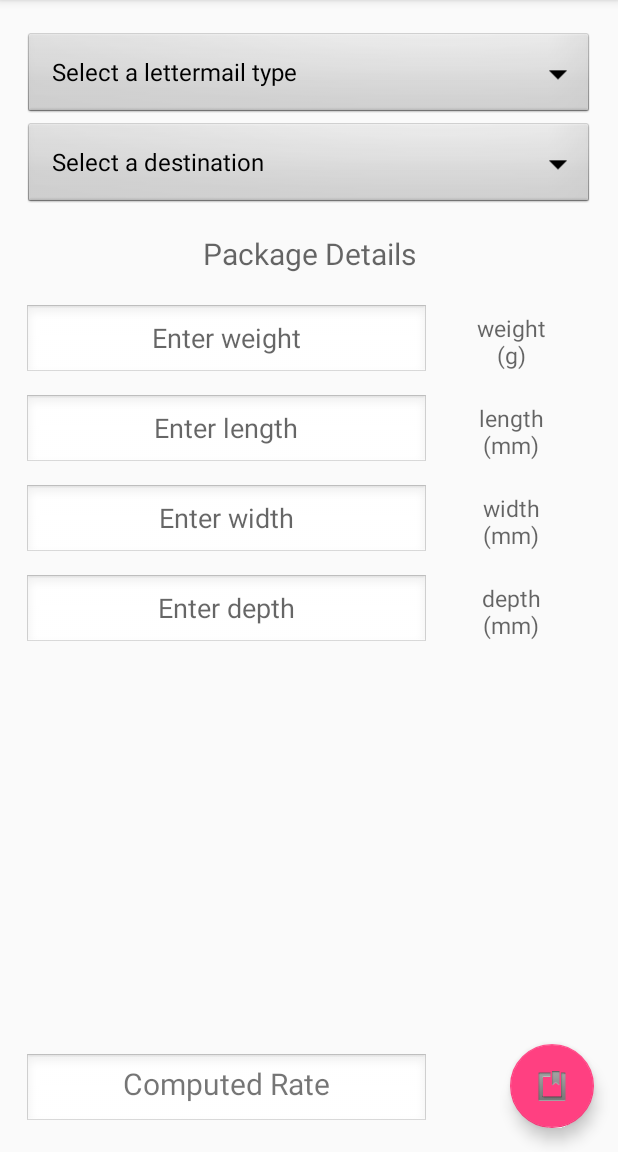
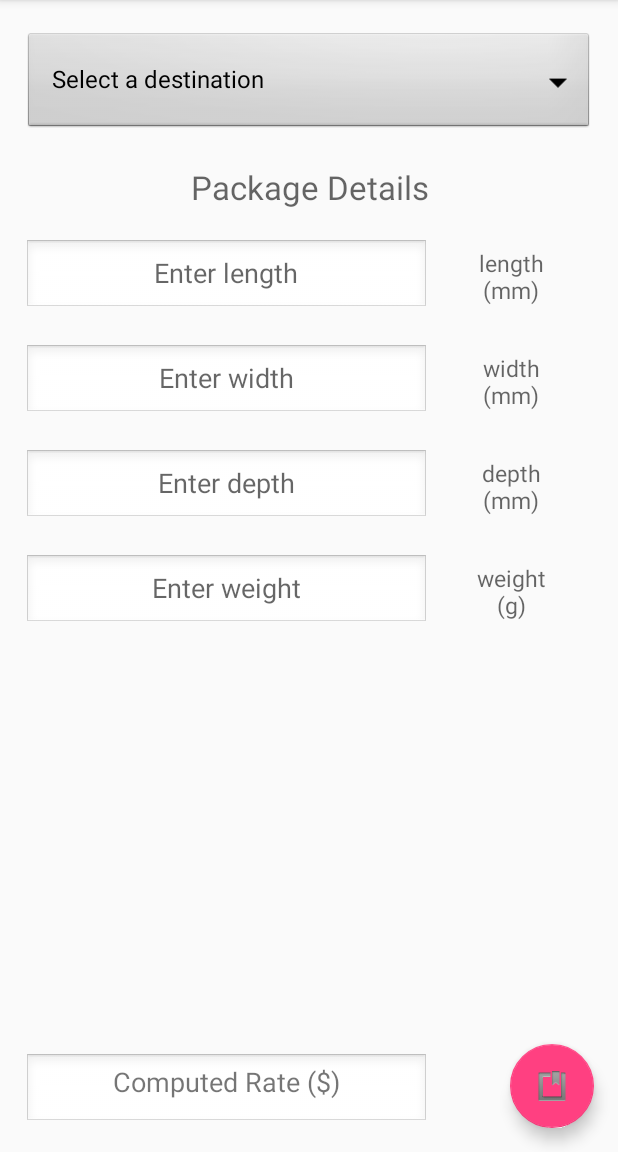
Before and after one commit to ch-andrei/ECSE428_AB_postalPriceCalculator, an Android app: the screen it shows after launch (MainActivity), on a phone screen of 412 x 824 dp, the part 84-1236 px from its top. Run offline under Robolectric (Android 15) with nearby library versions, the phone set to English and light mode, and no system bars.

Commit message:
Implemented computePostalRate - all tests pass

```diff
--- a/app/src/main/res/layout/activity_main.xml
+++ b/app/src/main/res/layout/activity_main.xml
@@ -28,8 +28,8 @@
         android:layout_width="270dp"
         android:layout_height="50dp"
         android:maxLines="1"
-        android:text="Computed Rate"
-        android:textSize="20dp"
+        android:text="Computed Rate ($)"
+        android:textSize="18dp"
         android:singleLine="true"
         android:layout_marginTop="10dp"
         android:textAlignment="center"
--- a/app/src/main/res/layout/content_main.xml
+++ b/app/src/main/res/layout/content_main.xml
@@ -14,18 +14,9 @@
     tools:showIn="@layout/activity_main">
 
     <Spinner
-        android:id="@+id/lettermail_type_spinner"
-        android:layout_width="match_parent"
-        android:layout_height="60dp"
-        android:layout_centerHorizontal="true"
-        android:background="@android:drawable/btn_dropdown"
-        android:spinnerMode="dropdown"
-        android:text="Hello" />
-
-    <Spinner
         android:id="@+id/destination_spinner"
         android:layout_width="match_parent"
-        android:layout_height="60dp"
+        android:layout_height="70dp"
         android:layout_centerHorizontal="true"
         android:background="@android:drawable/btn_dropdown"
         android:spinnerMode="dropdown" />
@@ -35,11 +26,94 @@
         android:layout_width="match_parent"
         android:layout_height="wrap_content"
         android:layout_gravity="center_horizontal"
-        android:layout_marginTop="15dp"
+        android:layout_marginTop="20dp"
         android:text="Package Details"
         android:textAlignment="center"
         android:textAppearance="?android:attr/textAppearanceMedium"
-        android:textSize="20dp" />
+        android:textSize="22dp" />
+
+
+    <LinearLayout
+        android:layout_width="match_parent"
+        android:layout_height="wrap_content"
+        android:layout_marginTop="20dp"
+        android:orientation="horizontal">
+
+        <EditText
+            android:id="@+id/enter_length"
+            android:layout_width="270dp"
+            android:layout_height="50dp"
+            android:layout_gravity="center_vertical"
+            android:background="@android:drawable/edit_text"
+            android:hint="Enter length"
+            android:inputType="numberDecimal"
+            android:maxLines="1"
+            android:singleLine="true"
+            android:textAlignment="center" />
+
+        <TextView
+            android:layout_width="match_parent"
+            android:layout_height="wrap_content"
+            android:layout_gravity="center_vertical"
+            android:text="length\n(mm)"
+            android:textAlignment="center"
+            android:textAppearance="?android:attr/textAppearanceMedium"
+            android:textSize="15dp" />
+    </LinearLayout>
+
+    <LinearLayout
+        android:layout_width="match_parent"
+        android:layout_height="wrap_content"
+        android:layout_marginTop="20dp"
+        android:orientation="horizontal">
+
+        <EditText
+            android:id="@+id/enter_width"
+            android:layout_width="270dp"
+            android:layout_height="50dp"
+            android:background="@android:drawable/edit_text"
+            android:hint="Enter width"
+            android:inputType="numberDecimal"
+            android:maxLines="1"
+            android:singleLine="true"
+            android:textAlignment="center" />
+
+        <TextView
+            android:layout_width="match_parent"
+            android:layout_height="wrap_content"
+            android:layout_gravity="center_vertical"
+            android:text="width\n(mm)"
+            android:textAlignment="center"
+            android:textAppearance="?android:attr/textAppearanceMedium"
+            android:textSize="15dp" />
+    </LinearLayout>
+
+    <LinearLayout
+        android:layout_width="match_parent"
+        android:layout_height="wrap_content"
+        android:layout_marginTop="20dp"
+        android:orientation="horizontal">
+
+        <EditText
+            android:id="@+id/enter_depth"
+            android:layout_width="270dp"
+            android:layout_height="50dp"
+            android:background="@android:drawable/edit_text"
+            android:hint="Enter depth"
+            android:inputType="numberDecimal"
+            android:maxLines="1"
+            android:singleLine="true"
+            android:textAlignment="center" />
+
+        <TextView
+            android:layout_width="match_parent"
+            android:layout_height="wrap_content"
+            android:layout_gravity="center_vertical"
+            android:text="depth\n(mm)"
+            android:textAlignment="center"
+            android:textAppearance="?android:attr/textAppearanceMedium"
+            android:textSize="15dp" />
+    </LinearLayout>
 
     <LinearLayout
         android:layout_width="match_parent"
@@ -68,86 +142,4 @@
             android:textAppearance="?android:attr/textAppearanceMedium"
             android:textSize="15dp" />
     </LinearLayout>
-
-    <LinearLayout
-        android:layout_width="match_parent"
-        android:layout_height="wrap_content"
-        android:layout_marginTop="10dp"
-        android:orientation="horizontal">
-
-        <EditText
-            android:id="@+id/enter_length"
-            android:layout_width="270dp"
-            android:layout_height="50dp"
-            android:layout_gravity="center_vertical"
-            android:background="@android:drawable/edit_text"
-            android:hint="Enter length"
-            android:inputType="numberDecimal"
-            android:maxLines="1"
-            android:singleLine="true"
-            android:textAlignment="center" />
-
-        <TextView
-            android:layout_width="match_parent"
-            android:layout_height="wrap_content"
-            android:layout_gravity="center_vertical"
-            android:text="length\n(mm)"
-            android:textAlignment="center"
-            android:textAppearance="?android:attr/textAppearanceMedium"
-            android:textSize="15dp" />
-    </LinearLayout>
-
-    <LinearLayout
-        android:layout_width="match_parent"
-        android:layout_height="wrap_content"
-        android:layout_marginTop="10dp"
-        android:orientation="horizontal">
-
-        <EditText
-            android:id="@+id/enter_width"
-            android:layout_width="270dp"
-            android:layout_height="50dp"
-            android:background="@android:drawable/edit_text"
-            android:hint="Enter width"
-            android:inputType="numberDecimal"
-            android:maxLines="1"
-            android:singleLine="true"
-            android:textAlignment="center" />
-
-        <TextView
-            android:layout_width="match_parent"
-            android:layout_height="wrap_content"
-            android:layout_gravity="center_vertical"
-            android:text="width\n(mm)"
-            android:textAlignment="center"
-            android:textAppearance="?android:attr/textAppearanceMedium"
-            android:textSize="15dp" />
-    </LinearLayout>
-
-    <LinearLayout
-        android:layout_width="match_parent"
-        android:layout_height="wrap_content"
-        android:layout_marginTop="10dp"
-        android:orientation="horizontal">
-
-        <EditText
-            android:id="@+id/enter_depth"
-            android:layout_width="270dp"
-            android:layout_height="50dp"
-            android:background="@android:drawable/edit_text"
-            android:hint="Enter depth"
-            android:inputType="numberDecimal"
-            android:maxLines="1"
-            android:singleLine="true"
-            android:textAlignment="center" />
-
-        <TextView
-            android:layout_width="match_parent"
-            android:layout_height="wrap_content"
-            android:layout_gravity="center_vertical"
-            android:text="depth\n(mm)"
-            android:textAlignment="center"
-            android:textAppearance="?android:attr/textAppearanceMedium"
-            android:textSize="15dp" />
-    </LinearLayout>
 </LinearLayout>
--- a/app/src/main/res/values/strings.xml
+++ b/app/src/main/res/values/strings.xml
@@ -2,6 +2,7 @@
     <string name="app_name">Amp Postal Rate Calculator</string>
     <string name="action_settings">Settings</string>
     <string name="missing_field">Missing input</string>
+    <string name="indvali_input_combination">Invalid input combination!</string>
     <string name="invalid_inputs">Invalid inputs</string>
 
 </resources>
```
Also changed, not shown: app/src/main/java/andreic/amppostalratecalculator/MainActivity.java (+95 -23 lines), 2 other files.
